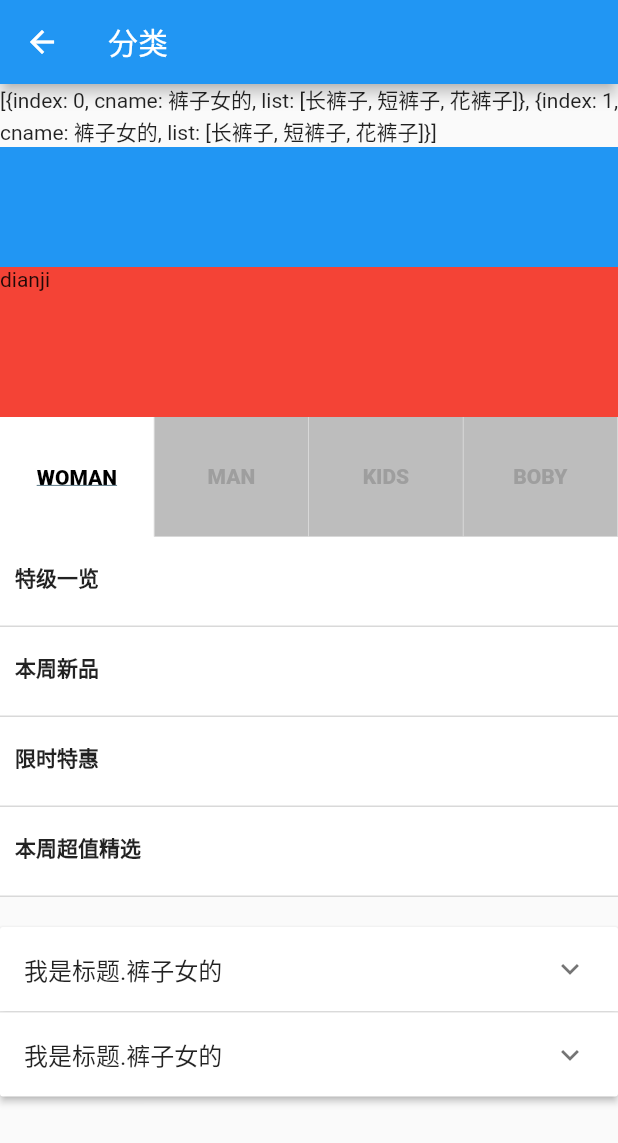
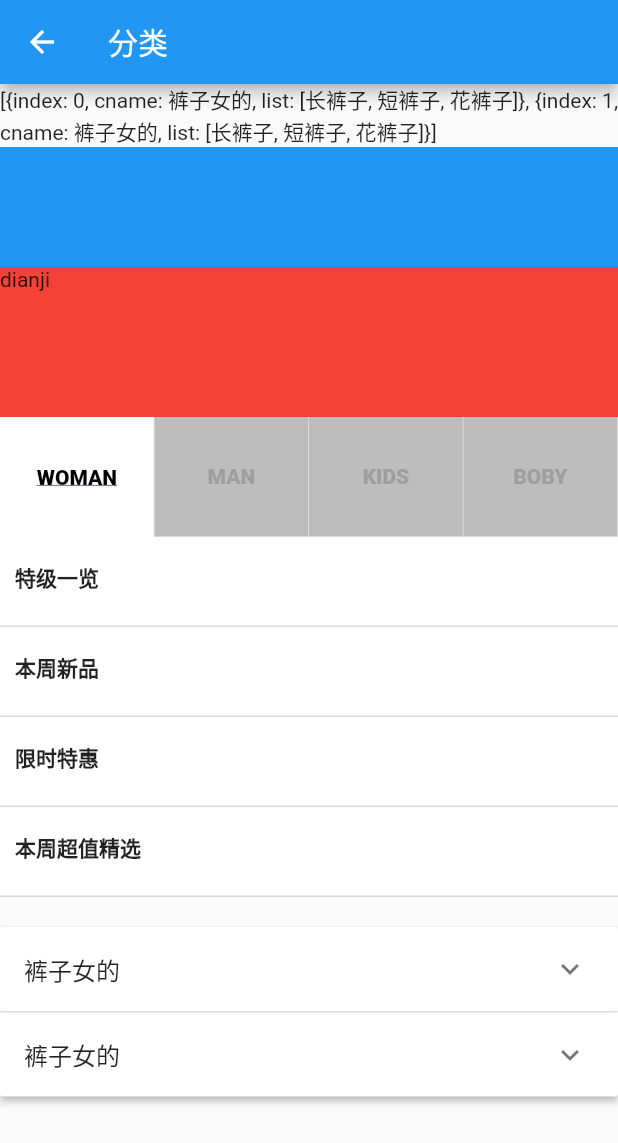
Before and after one commit to simplte/movieFlutter, a Flutter app: the MoiveItem screen opened directly, on a phone screen of 412 x 824 dp. Shown: the top 1143 px of the screen. Run offline on Flutter 3.47's test engine with Material 2 defaults, Android fonts, the phone set to English and light mode, and no system bars; our stand-ins replace dio, flutter_swiper; network calls fail.

Commit message:
手风琴效果问题修改

```diff
--- a/lib/components/expansionParnel.dart
+++ b/lib/components/expansionParnel.dart
@@ -1,50 +1,74 @@
 import 'package:flutter/material.dart';
 class ExpansionParnelListDemo extends StatefulWidget {
+  ExpansionParnelListDemo(this.expandList, {Key key}) : super(key: key);
+
   final expandList;
-  ExpansionParnelListDemo(this.expandList,{Key key}) : super(key: key);
-  _ExpansionParnelListDemoState createState() => _ExpansionParnelListDemoState();
+
+  _ExpansionParnelListDemoState createState() =>
+      _ExpansionParnelListDemoState();
 }
 
 class _ExpansionParnelListDemoState extends State<ExpansionParnelListDemo> {
+  _ExpansionParnelListDemoState() {
+    mList = new List();
+    expandStateList = new List();
+    // for(int i = 0; i < 10; i ++){
+    //   mList.add(i);
+    //   // 第一个是索引，第二个是否打开;
+    //   expandStateList.add(ExpandStateBean(i,false));
+    // }
+  }
+
   List exList;
-  List<int> mList;
   // 存放状态和索引List
   List<ExpandStateBean> expandStateList;
 
-  _ExpansionParnelListDemoState(){
-    mList = new List();
-    expandStateList = new List();
-    for(int i = 0; i < 10; i ++){
-      mList.add(i);
-      // 第一个是索引，第二个是否打开;
-      expandStateList.add(ExpandStateBean(i,false));
+  List<int> mList;
+
+  ScrollController _scrollController = ScrollController();
+
+  @override
+  void dispose() {
+     _scrollController.dispose();
+    super.dispose();
   }
+
+  @override
+  void initState() {
+    super.initState();
   }
 
   // 判断用户点击是否打开
-  _setCurrentIndex(int index, isExpand){
+  _setCurrentIndex(int index, isExpand) {
     setState(() {
       // 循环判断用户点击和索引是否一致，并操作状态
-      expandStateList.forEach((item){
-        print(item);
-        if(item.index == index){
+      expandStateList.forEach((item) {
+        if (item.index == index) {
           item.isOpen = !isExpand;
         }
       });
     });
   }
-  _setData(List<Map> _listdata){
-    for(var i=0;i<_listdata.length;i++){
-      expandStateList.add(ExpandStateBean(_listdata[i]['index'],false));
+
+  _setData(List<Map> _listdata) {
+    print('========');
+    for (var i = 0; i < _listdata.length; i++) {
+      expandStateList.add(ExpandStateBean(_listdata[i]['index'], false));
     }
   }
 
-
-  @override
-  void initState() {
-
-    // TODO: implement initState
-    super.initState();
+  Widget getRow(int i, List item) {
+    print(item);
+    return GestureDetector(
+      child: Container(
+        padding: EdgeInsets.symmetric(horizontal: 5.0),
+        child: ListTile(
+          title: Text(
+            item[i]
+          ),
+        ),
+      ),
+    );
   }
 
   @override
@@ -53,41 +77,47 @@ class _ExpansionParnelListDemoState extends State<ExpansionParnelListDemo> {
     _setData(widget.expandList);
 
     List<Map> _mapdata = widget.expandList;
-    return ExpansionPanelList(
-          expansionCallback: (index,bol){
-            _setCurrentIndex(index,bol);
+
+    return SingleChildScrollView(
+        controller: _scrollController,
+        child: ExpansionPanelList(
+          expansionCallback: (index, bol) {
+            _setCurrentIndex(index, bol);
           },
 
           // 内容区域
-          children: _mapdata.map((item){
+          children: _mapdata.map((item) {
             return ExpansionPanel(
-              // 上下文 是否是打开的
-              headerBuilder: (context,isExpanded){
+                // 标题
+                headerBuilder: (context, isExpanded) {
                   return ListTile(
-                  title: Text('我是标题.${item['cname']}'),
+                    title: Text('${item['cname']}'),
                   );
                 },
+                //展开的内容
                 body: Container(
+                  height: 200, // 一定要有高度，否则会报错
                   alignment: Alignment.centerLeft,
-                child: Column(
-                crossAxisAlignment: CrossAxisAlignment.start,
-                mainAxisAlignment: MainAxisAlignment.start,
-                children: <Widget>[
-                  Text('data'),
-
-                ],
-              ),
+                  padding: EdgeInsets.symmetric(horizontal: 5.0),
+                  child: ListView.builder(
+                    itemCount: item['list'].length,
+                    itemBuilder: (BuildContext context, int position){
+                      return getRow(position, item['list']);
+                    },
+                  )
                 ),
                 // 判断是否打开
-              isExpanded: expandStateList[item['index']].isOpen
-            );
+                isExpanded: expandStateList[item['index']].isOpen);
           }).toList(),
+        )
       );
   }
 }
+
 // 控制打开和关闭的类
-class ExpandStateBean{
+class ExpandStateBean {
+  ExpandStateBean(this.index, this.isOpen);
+
+  var index;
   var isOpen;
-  var index;
-  ExpandStateBean(this.index,this.isOpen);
 }
--- a/lib/dataHandle/homeData.dart
+++ b/lib/dataHandle/homeData.dart
@@ -1,7 +1,6 @@
 import 'package:dio/dio.dart';
 import 'dart:async';
 import '../config/requestUrl.dart';
-import 'dart:io';
 const _apikey = '?apikey=0b2bdeda43b5688921839c8ecb20399b&city=%E6%B7%B1%E5%9C%B3&start=0&count=100&client=somemessage&udid=dddddddddddddddddddddd';
 // 请求头数据需要统一配置
 // var dio = new Dio(new BaseOptions(
--- a/lib/pages/moiveItem.dart
+++ b/lib/pages/moiveItem.dart
@@ -51,12 +51,12 @@ class _MoiveItemState extends State<MoiveItem> {
       {
         'index':0,
         'cname': '裤子婴儿',
-        'list': ['长裤子', '短裤子', '花裤子']
+        'list': ['长裤哈子', '短裤子', '花裤子']
       },
       {
         'index':1,
         'cname': '裤子婴儿',
-        'list': ['长裤子', '短裤子', '花裤子']
+        'list': ['长裤哈子', '短裤子', '花裤子']
       },
     ]
   ];
@@ -104,7 +104,6 @@ class _MoiveItemState extends State<MoiveItem> {
   }
   @override
   void initState() {
-    // TODO: implement initState
     _expandData = _classList[0];
     super.initState();
   }
--- a/lib/tabs/MovieList.dart
+++ b/lib/tabs/MovieList.dart
@@ -118,7 +118,6 @@ class ChildAppBar extends StatelessWidget implements PreferredSizeWidget {
   }
 
   @override
-  // TODO: implement preferredSize
   Size get preferredSize => getSize();
   Size getSize() {
     return new Size(100.0, 50.0);
--- a/lib/tabs/homeAppbar.dart
+++ b/lib/tabs/homeAppbar.dart
@@ -12,7 +12,6 @@ class HomeAppBar extends StatelessWidget implements PreferredSizeWidget{
   }
 
   @override
-  // TODO: implement preferredSize
   Size get preferredSize => getSize();
   Size getSize(){
     return new Size(100.0, 50.0);
--- a/lib/tabs/listAppbar.dart
+++ b/lib/tabs/listAppbar.dart
@@ -26,7 +26,6 @@ class ListAppBar extends StatelessWidget implements PreferredSizeWidget{
   }
 
   @override
-  // TODO: implement preferredSize
   Size get preferredSize => getSize();
   Size getSize(){
     return new Size(100.0, 100.0);
--- a/lib/tabs/userAppbar.dart
+++ b/lib/tabs/userAppbar.dart
@@ -38,7 +38,6 @@ class UserAppBar extends StatelessWidget implements PreferredSizeWidget{
   }
 
   @override
-  // TODO: implement preferredSize
   Size get preferredSize => getSize();
   Size getSize(){
     return new Size(100.0, 50.0);
```
Lines whose indentation alone changed are shown as unchanged.
